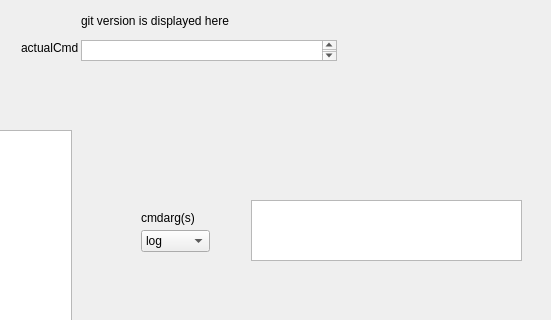
First picture: the form in mainwindow.ui, repository Ihasa/QtStudy, before the edit; both pictures show x 249 to 800 and y 0 to 320 of the 800 by 600 pixel window.
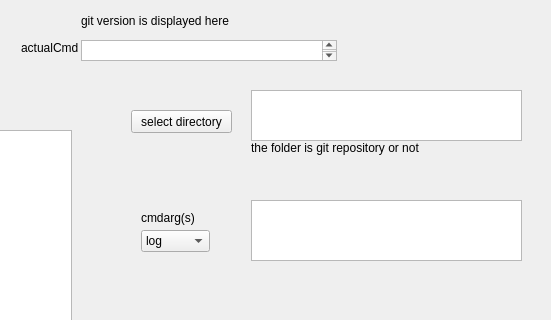
Second picture: the form after the edit.

Commit message: ファイルダイアログでフォルダ選んで、.gitリポジトリか調べる cdやcdUpはフォルダを移動するので注意

Patch:
```diff
--- a/mainwindow.ui
+++ b/mainwindow.ui
@@ -227,6 +227,42 @@
      </rect>
     </property>
    </widget>
+   <widget class="QPushButton" name="selectDirButton">
+    <property name="geometry">
+     <rect>
+      <x>380</x>
+      <y>110</y>
+      <width>101</width>
+      <height>23</height>
+     </rect>
+    </property>
+    <property name="text">
+     <string>select directory</string>
+    </property>
+   </widget>
+   <widget class="QTextBrowser" name="currentDirText">
+    <property name="geometry">
+     <rect>
+      <x>500</x>
+      <y>90</y>
+      <width>271</width>
+      <height>51</height>
+     </rect>
+    </property>
+   </widget>
+   <widget class="QLabel" name="isGitRepoLabel">
+    <property name="geometry">
+     <rect>
+      <x>500</x>
+      <y>140</y>
+      <width>201</width>
+      <height>16</height>
+     </rect>
+    </property>
+    <property name="text">
+     <string>the folder is git repository or not</string>
+    </property>
+   </widget>
   </widget>
   <widget class="QStatusBar" name="statusbar"/>
  </widget>
```
The commit also changes 2 other files.
